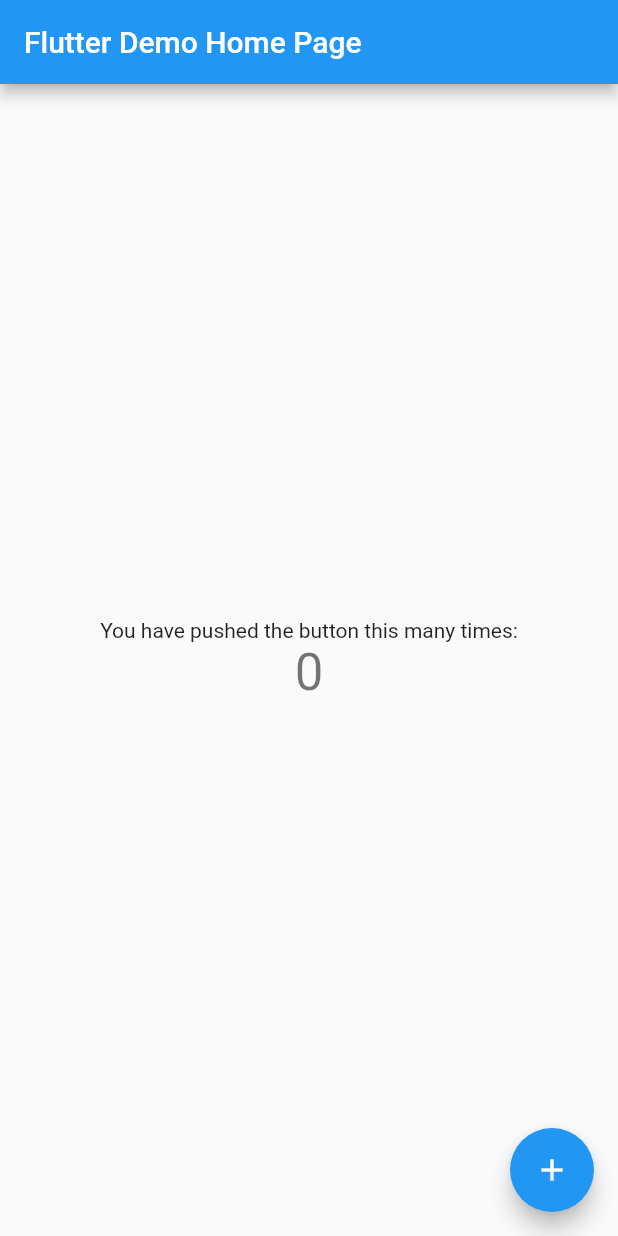
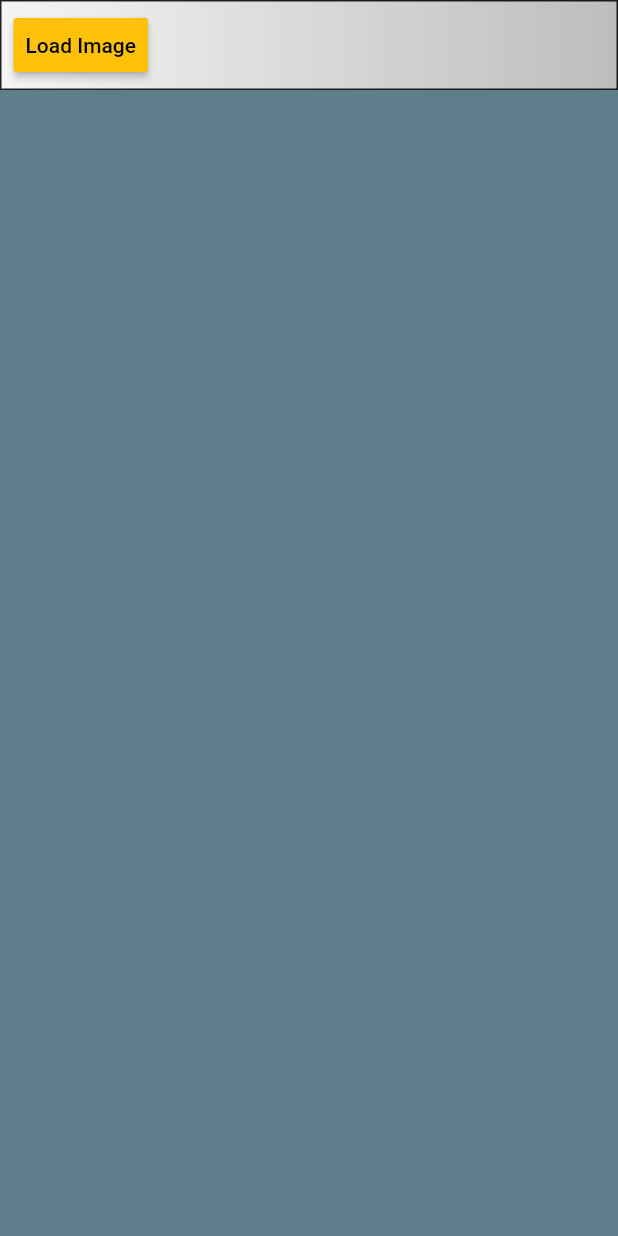
Before and after one commit to mjeffw/over_hexen_app, a Flutter app: the screen it shows after launch, on a phone screen of 412 x 824 dp. Run offline on Flutter 3.47's test engine with Material 2 defaults, Android fonts, the phone set to English and light mode, and no system bars; missing offline and left inert: universal_html.

Commit message:
added ability to upload an image file (web)

```diff
--- a/lib/main.dart
+++ b/lib/main.dart
@@ -1,111 +1,129 @@
+import 'dart:typed_data';
+
 import 'package:flutter/material.dart';
+import 'package:provider/provider.dart';
+import 'package:universal_html/prefer_universal/html.dart' as html;
 
 void main() => runApp(MyApp());
+
+class ImageModel with ChangeNotifier {
+  Uint8List _bytes;
+  Uint8List get bytes => _bytes;
+  set bytes(Uint8List bytes) {
+    _bytes = bytes;
+    notifyListeners();
+  }
+}
 
 class MyApp extends StatelessWidget {
   // This widget is the root of your application.
   @override
   Widget build(BuildContext context) {
     return MaterialApp(
-      title: 'Flutter Demo',
+      title: 'Over Hexen',
       theme: ThemeData(
-        // This is the theme of your application.
-        //
-        // Try running your application with "flutter run". You'll see the
-        // application has a blue toolbar. Then, without quitting the app, try
-        // changing the primarySwatch below to Colors.green and then invoke
-        // "hot reload" (press "r" in the console where you ran "flutter run",
-        // or simply save your changes to "hot reload" in a Flutter IDE).
-        // Notice that the counter didn't reset back to zero; the application
-        // is not restarted.
-        primarySwatch: Colors.blue,
+        primarySwatch: Colors.amber,
       ),
-      home: MyHomePage(title: 'Flutter Demo Home Page'),
+      home: MyHomePage(),
     );
   }
 }
 
-class MyHomePage extends StatefulWidget {
-  MyHomePage({Key key, this.title}) : super(key: key);
+class MyHomePage extends StatelessWidget {
+  @override
+  Widget build(BuildContext context) {
+    return Container(
+      decoration: BoxDecoration(
+        gradient:
+            LinearGradient(colors: <Color>[Colors.grey[100], Colors.grey[400]]),
+      ),
+      child: Scaffold(backgroundColor: Colors.transparent, body: FileViewer()),
+    );
+  }
+}
 
-  // This widget is the home page of your application. It is stateful, meaning
-  // that it has a State object (defined below) that contains fields that affect
-  // how it looks.
-
-  // This class is the configuration for the state. It holds the values (in this
-  // case the title) provided by the parent (in this case the App widget) and
-  // used by the build method of the State. Fields in a Widget subclass are
-  // always marked "final".
-
-  final String title;
+class FileViewer extends StatelessWidget {
+  const FileViewer({
+    Key key,
+  }) : super(key: key);
 
   @override
-  _MyHomePageState createState() => _MyHomePageState();
+  Widget build(BuildContext context) {
+    return ChangeNotifierProvider(
+      create: (_) => ImageModel(),
+      child: SingleChildScrollView(
+        child: Column(
+          children: <Widget>[
+            Header(),
+            Consumer<ImageModel>(builder: (_, image, __) => Body(image)),
+          ],
+        ),
+      ),
+    );
+  }
 }
 
-class _MyHomePageState extends State<MyHomePage> {
-  int _counter = 0;
+class Header extends StatelessWidget {
+  @override
+  Widget build(BuildContext context) {
+    return Container(
+      height: 60,
+      decoration: BoxDecoration(
+        border: Border.all(color: Colors.black87),
+      ),
+      child: ButtonBar(
+        alignment: MainAxisAlignment.start,
+        children: <Widget>[
+          RaisedButton(
+            onPressed: () {
+              selectFile(context);
+            },
+            child: Text('Load Image'),
+            color: Colors.amber,
+          )
+        ],
+      ),
+    );
+  }
 
-  void _incrementCounter() {
-    setState(() {
-      // This call to setState tells the Flutter framework that something has
-      // changed in this State, which causes it to rerun the build method below
-      // so that the display can reflect the updated values. If we changed
-      // _counter without calling setState(), then the build method would not be
-      // called again, and so nothing would appear to happen.
-      _counter++;
+  void selectFile(BuildContext context) async {
+    html.InputElement uploadInput = html.FileUploadInputElement();
+    uploadInput.click();
+
+    uploadInput.onChange.listen((e) {
+      // read file content as dataURL
+      final files = uploadInput.files;
+      if (files.length == 1) {
+        final file = files[0];
+        final reader = new html.FileReader();
+
+        reader.onLoadEnd.listen((e) {
+          _handleResult(context, reader.result);
+        });
+        reader.readAsArrayBuffer(file);
+      }
     });
   }
 
+  void _handleResult(BuildContext context, Uint8List result) {
+    Provider.of<ImageModel>(context, listen: false).bytes = result;
+  }
+}
+
+class Body extends StatelessWidget {
+  final ImageModel model;
+
+  Body(this.model);
+
   @override
   Widget build(BuildContext context) {
-    // This method is rerun every time setState is called, for instance as done
-    // by the _incrementCounter method above.
-    //
-    // The Flutter framework has been optimized to make rerunning build methods
-    // fast, so that you can just rebuild anything that needs updating rather
-    // than having to individually change instances of widgets.
-    return Scaffold(
-      appBar: AppBar(
-        // Here we take the value from the MyHomePage object that was created by
-        // the App.build method, and use it to set our appbar title.
-        title: Text(widget.title),
-      ),
-      body: Center(
-        // Center is a layout widget. It takes a single child and positions it
-        // in the middle of the parent.
-        child: Column(
-          // Column is also a layout widget. It takes a list of children and
-          // arranges them vertically. By default, it sizes itself to fit its
-          // children horizontally, and tries to be as tall as its parent.
-          //
-          // Invoke "debug painting" (press "p" in the console, choose the
-          // "Toggle Debug Paint" action from the Flutter Inspector in Android
-          // Studio, or the "Toggle Debug Paint" command in Visual Studio Code)
-          // to see the wireframe for each widget.
-          //
-          // Column has various properties to control how it sizes itself and
-          // how it positions its children. Here we use mainAxisAlignment to
-          // center the children vertically; the main axis here is the vertical
-          // axis because Columns are vertical (the cross axis would be
-          // horizontal).
-          mainAxisAlignment: MainAxisAlignment.center,
-          children: <Widget>[
-            Text(
-              'You have pushed the button this many times:',
-            ),
-            Text(
-              '$_counter',
-              style: Theme.of(context).textTheme.display1,
-            ),
-          ],
-        ),
-      ),
-      floatingActionButton: FloatingActionButton(
-        onPressed: _incrementCounter,
-        tooltip: 'Increment',
-        child: Icon(Icons.add),
-      ), // This trailing comma makes auto-formatting nicer for build methods.
+    return Container(
+      height: 800,
+      width: 600,
+      color: Colors.blueGrey,
+      child: model.bytes != null
+          ? Image.memory(model.bytes)
+          : Container(color: Colors.transparent),
     );
   }
 }
--- a/pubspec.yaml
+++ b/pubspec.yaml
@@ -1,5 +1,5 @@
 name: over_hexen_app
-description: A new Flutter project.
+description: Cross-platform utility for overlaying custom hex grids over an image.
 
 # The following defines the version and build number for your application.
 # A version number is three numbers separated by dots, like 1.2.43
@@ -14,11 +14,13 @@
 version: 1.0.0+1
 
 environment:
-  sdk: ">=2.1.0 <3.0.0"
+  sdk: ">=2.7.0 <3.0.0"
 
 dependencies:
   flutter:
     sdk: flutter
+  universal_html: ^1.1.10
+  provider: ^3.2.0
 
   # The following adds the Cupertino Icons font to your application.
   # Use with the CupertinoIcons class for iOS style icons.
```
Also changed, not shown: lib/resources.dart (added, +39 -0 lines).
